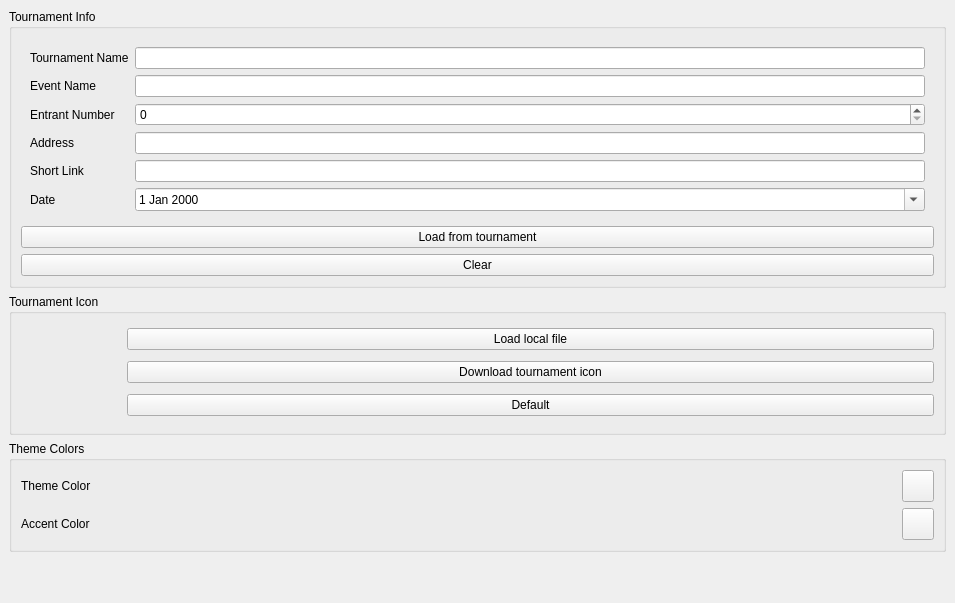
yuya-tagu/Autona, file src/layout/TSHTournamentInfo.ui: the form before one commit.
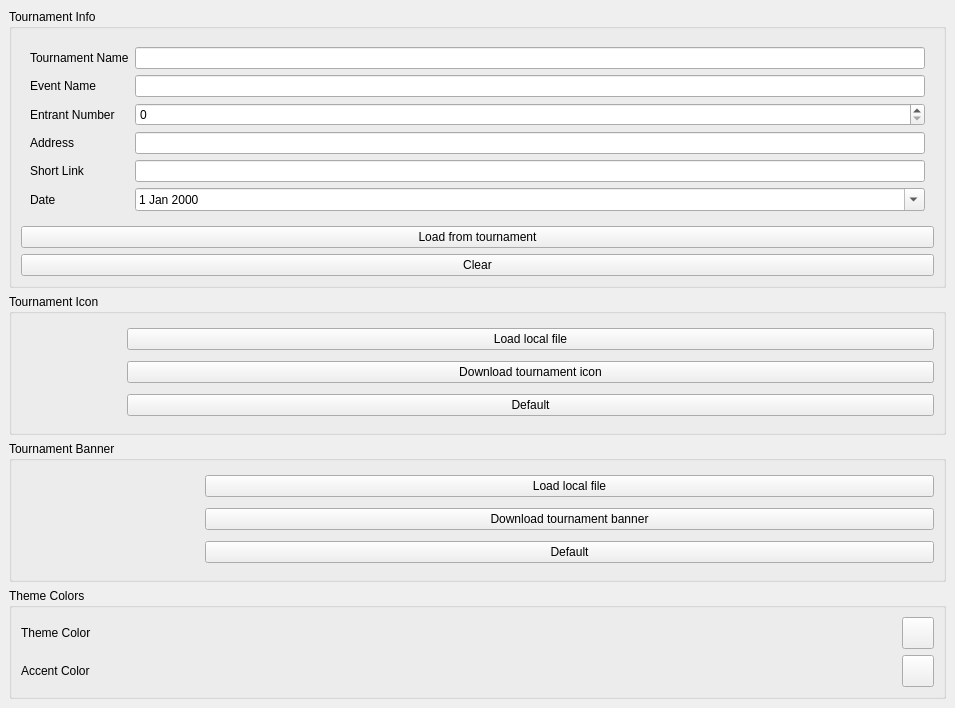
The form after the commit.

Diff of the .ui file:
```diff
--- a/src/layout/TSHTournamentInfo.ui
+++ b/src/layout/TSHTournamentInfo.ui
@@ -203,6 +203,65 @@
       </layout>
      </widget>
     </item>
+    <item>
+     <widget class="QGroupBox" name="groupBoxBanner">
+      <property name="title">
+       <string>Tournament Banner</string>
+      </property>
+      <layout class="QHBoxLayout" name="horizontalLayout_3">
+       <item>
+        <widget class="QLabel" name="bannerView">
+         <property name="sizePolicy">
+          <sizepolicy hsizetype="Maximum" vsizetype="Maximum">
+           <horstretch>0</horstretch>
+           <verstretch>0</verstretch>
+          </sizepolicy>
+         </property>
+         <property name="minimumSize">
+          <size>
+           <width>178</width>
+           <height>100</height>
+          </size>
+         </property>
+         <property name="frameShadow">
+          <enum>QFrame::Sunken</enum>
+         </property>
+         <property name="text">
+          <string/>
+         </property>
+         <property name="alignment">
+          <set>Qt::AlignCenter</set>
+         </property>
+        </widget>
+       </item>
+       <item>
+        <layout class="QVBoxLayout" name="verticalLayout_4">
+         <item>
+          <widget class="QPushButton" name="btLoadBannerFile">
+           <property name="text">
+            <string>Load local file</string>
+           </property>
+          </widget>
+         </item>
+         <item>
+          <widget class="QPushButton" name="btDownloadBanner">
+           <property name="text">
+            <string>Download tournament banner</string>
+           </property>
+          </widget>
+         </item>
+         <item>
+          <widget class="QPushButton" name="btClearBanner">
+           <property name="text">
+            <string>Default</string>
+           </property>
+          </widget>
+         </item>
+        </layout>
+       </item>
+      </layout>
+     </widget>
+    </item>
     <item>
      <widget class="QGroupBox" name="groupBox_3">
       <property name="title">
```
